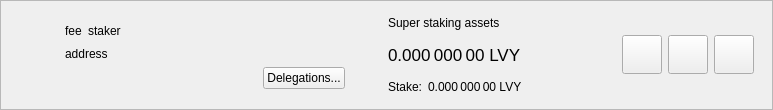
AlveyCoin/Alvey-Core, file src/qt/forms/superstakeritemwidget.ui: the form before one commit.
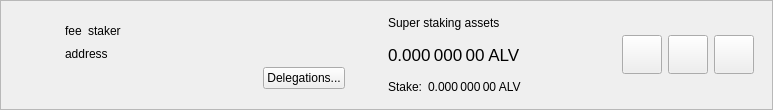
The form after the commit.

Diff of the .ui file:
```diff
--- a/src/qt/forms/superstakeritemwidget.ui
+++ b/src/qt/forms/superstakeritemwidget.ui
@@ -249,7 +249,7 @@
                   <string>Your current spendable balance</string>
                  </property>
                  <property name="text">
-                  <string notr="true">0.000 000 00 LVY</string>
+                  <string notr="true">0.000 000 00 ALV</string>
                  </property>
                  <property name="alignment">
                   <set>Qt::AlignLeading|Qt::AlignLeft|Qt::AlignVCenter</set>
@@ -283,7 +283,7 @@
                  <item>
                   <widget class="QLabel" name="labelStake">
                    <property name="text">
-                    <string>0.000 000 00 LVY</string>
+                    <string>0.000 000 00 ALV</string>
                    </property>
                    <property name="alignment">
                     <set>Qt::AlignLeading|Qt::AlignLeft|Qt::AlignVCenter</set>
```
